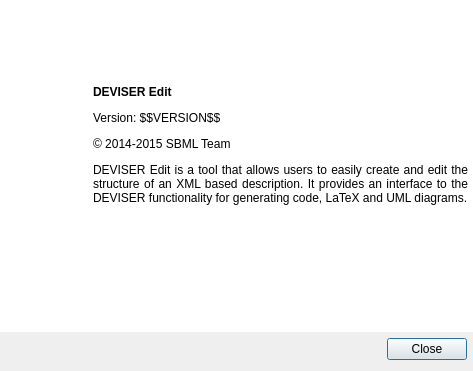
sbmlteam/QtDeviser, file ui/dialogabout.ui: the form before one commit.
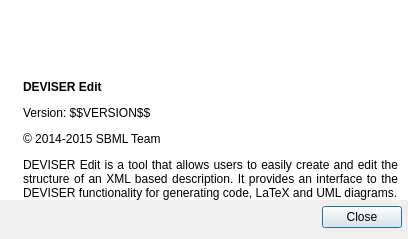
The form after the commit. Icons and pictures are not drawn.

```diff
--- a/ui/dialogabout.ui
+++ b/ui/dialogabout.ui
@@ -9,10 +9,16 @@
    <rect>
     <x>0</x>
     <y>0</y>
-    <width>473</width>
-    <height>371</height>
+    <width>532</width>
+    <height>307</height>
    </rect>
   </property>
+  <property name="sizePolicy">
+   <sizepolicy hsizetype="Minimum" vsizetype="Minimum">
+    <horstretch>0</horstretch>
+    <verstretch>0</verstretch>
+   </sizepolicy>
+  </property>
   <property name="windowTitle">
    <string>About DEVISER Edit</string>
   </property>
@@ -27,6 +33,9 @@
    <bool>true</bool>
   </property>
   <layout class="QGridLayout" name="gridLayout">
+   <property name="sizeConstraint">
+    <enum>QLayout::SetFixedSize</enum>
+   </property>
    <property name="leftMargin">
     <number>0</number>
    </property>
@@ -56,16 +65,16 @@
      </property>
      <layout class="QHBoxLayout" name="horizontalLayout">
       <property name="leftMargin">
-       <number>5</number>
+       <number>10</number>
       </property>
       <property name="topMargin">
-       <number>5</number>
+       <number>0</number>
       </property>
       <property name="rightMargin">
-       <number>5</number>
+       <number>10</number>
       </property>
       <property name="bottomMargin">
-       <number>5</number>
+       <number>0</number>
       </property>
       <item>
        <widget class="QLabel" name="label_2">
@@ -85,6 +94,12 @@
       </item>
       <item>
        <widget class="QLabel" name="label">
+        <property name="sizePolicy">
+         <sizepolicy hsizetype="Preferred" vsizetype="Preferred">
+          <horstretch>0</horstretch>
+          <verstretch>0</verstretch>
+         </sizepolicy>
+        </property>
         <property name="text">
          <string>&lt;html&gt;&lt;head/&gt;&lt;body&gt;&lt;p align=&quot;justify&quot;&gt;&lt;br/&gt;&lt;/p&gt;&lt;p align=&quot;justify&quot;&gt;&lt;br/&gt;&lt;/p&gt;&lt;p align=&quot;justify&quot;&gt;&lt;span style=&quot; font-weight:600;&quot;&gt;DEVISER Edit&lt;/span&gt;&lt;/p&gt;&lt;p align=&quot;justify&quot;&gt;Version: $$VERSION$$&lt;/p&gt;&lt;p align=&quot;justify&quot;&gt;© 2014-2015 SBML Team&lt;/p&gt;&lt;p align=&quot;justify&quot;&gt;DEVISER Edit is a tool that allows users to easily create and edit the structure of an XML based description. It provides an interface to the DEVISER functionality for generating code, LaTeX and UML diagrams.&lt;/p&gt;&lt;/body&gt;&lt;/html&gt;</string>
         </property>
```
